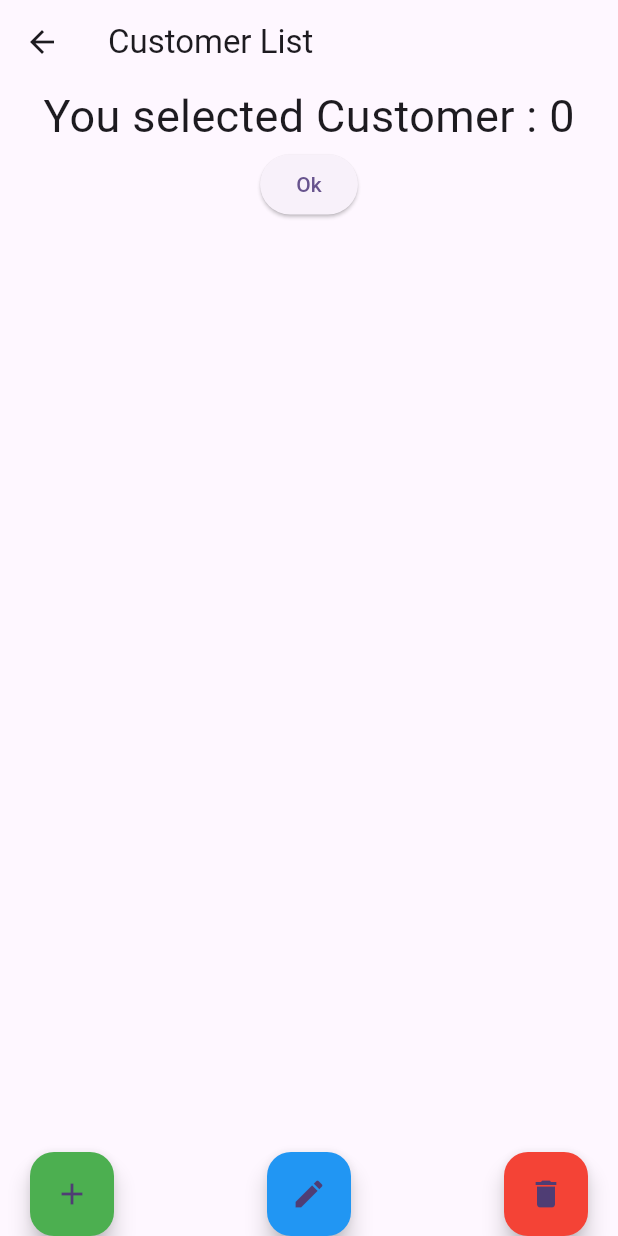
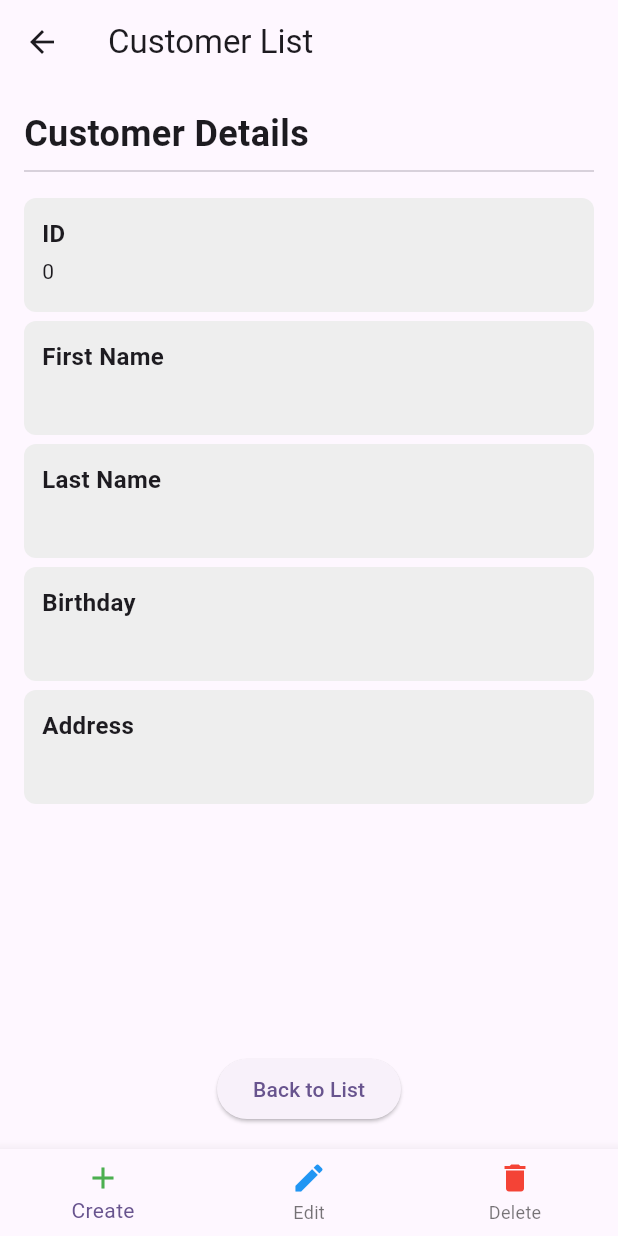
Before and after one commit to trem0403/cst2335_final_project, a Flutter app: the screen it shows after launch, after a tap on "Customer List", on a phone screen of 412 x 824 dp. Run offline on Flutter 3.47's test engine with Material 3 defaults, Android fonts, the phone set to English and light mode, and no system bars; our stand-ins replace floor, sqflite; accounts and stored records are empty; generated files the repository leaves out were written again.

Commit message:
Created addCustomerPage & edited customerListPage layout

```diff
--- a/lib/pages/customer_list.dart
+++ b/lib/pages/customer_list.dart
@@ -2,6 +2,7 @@ import 'package:flutter/material.dart';
 import 'package:final_project/database/database.dart';
 import 'package:final_project/dao/customer_dao.dart';
 import 'package:final_project/entity/customer.dart';
+import 'package:final_project/pages/addCustomer.dart';
 
 class CustomerListPage extends StatefulWidget {
   final AppDatabase database;
@@ -16,6 +17,7 @@ class CustomerListPageState extends State<CustomerListPage> {
   late CustomerDao dao;
   Customer? selectedCustomer;
   List<Customer> customers = [];
+  int currentIndex = 0; // Index for bottom navigation
 
   @override
   void initState() {
@@ -31,10 +33,39 @@ class CustomerListPageState extends State<CustomerListPage> {
     });
   }
 
+  void handleNavigation(int index) {
+    setState(() {
+      currentIndex = index;
+    });
+
+    switch (index) {
+      case 0: // Insert
+        insertCustomer();
+        break;
+      case 1: // Update
+        updateCustomer();
+        break;
+      case 2: // Delete
+        showDeleteDialog();
+        break;
+    }
+  }
+
   void insertCustomer() async {
-    // Example logic to add a customer
+    final result = await Navigator.push(
+      context,
+      MaterialPageRoute(
+        builder: (context) => AddCustomerPage(
+          database: widget.database,
+          customers: customers,
+        ),
+      ),
+    );
+
+    // Reload the customer list if a new customer was added
+    if (result == true) {
       loadCustomers();
-    ScaffoldMessenger.of(context).showSnackBar(const SnackBar(content: Text("Customer added successfully")));
+    }
   }
 
   void updateCustomer() async {
@@ -59,6 +90,29 @@ class CustomerListPageState extends State<CustomerListPage> {
     ScaffoldMessenger.of(context).showSnackBar(const SnackBar(content: Text("Customer deleted successfully")));
   }
 
+  void showDeleteDialog() {
+    showDialog(
+      context: context,
+      builder: (context) => AlertDialog(
+        title: Text("Delete Customer ${selectedCustomer?.id.toString()}" ),
+        content: const Text("Are you sure you want to delete this customer?"),
+        actions: [
+          TextButton(
+            onPressed: () => Navigator.of(context).pop(),
+            child: const Text("No"),
+          ),
+          TextButton(
+            onPressed: () {
+              deleteCustomer();
+              Navigator.of(context).pop();
+            },
+            child: const Text("Yes"),
+          ),
+        ],
+      ),
+    );
+  }
+
   @override
   Widget build(BuildContext context) {
     return Scaffold(
@@ -68,35 +122,23 @@ class CustomerListPageState extends State<CustomerListPage> {
       body: Center(
         child: reactiveLayout(),
       ),
-      floatingActionButtonLocation: FloatingActionButtonLocation.centerDocked,
-      floatingActionButton: Padding(
-        padding: const EdgeInsets.symmetric(horizontal: 20.0),
-        child: Row(
-          mainAxisAlignment: MainAxisAlignment.spaceBetween,
-          children: [
-            FloatingActionButton(
-              heroTag: "btnInsert",
-              onPressed: insertCustomer,
-              backgroundColor: Colors.green,
-              child: const Icon(Icons.add),
-              tooltip: "Insert Customer",
+      bottomNavigationBar: BottomNavigationBar(
+        currentIndex: currentIndex,
+        onTap: handleNavigation,
+        items: const [
+          BottomNavigationBarItem(
+            icon: Icon(Icons.add, color: Colors.green),
+            label: 'Create',
           ),
-            FloatingActionButton(
-              heroTag: "btnUpdate",
-              onPressed: updateCustomer,
-              backgroundColor: Colors.blue,
-              child: const Icon(Icons.edit),
-              tooltip: "Update Customer",
+          BottomNavigationBarItem(
+            icon: Icon(Icons.edit, color: Colors.blue),
+            label: 'Edit',
           ),
-            FloatingActionButton(
-              heroTag: "btnDelete",
-              onPressed: deleteCustomer,
-              backgroundColor: Colors.red,
-              child: const Icon(Icons.delete),
-              tooltip: "Delete Customer",
+          BottomNavigationBarItem(
+            icon: Icon(Icons.delete, color: Colors.red),
+            label: 'Delete',
           ),
         ],
-        ),
       ),
     );
   }
@@ -126,24 +168,99 @@ class CustomerListPageState extends State<CustomerListPage> {
   }
 
   Widget detailsPage() {
-    TextStyle st = const TextStyle(fontSize: 30.0);
+    if (selectedCustomer == null) {
+      return const Center(
+        child: Text(
+          "Please select a Customer from the list",
+          style: TextStyle(fontSize: 24.0, fontWeight: FontWeight.bold),
+          textAlign: TextAlign.center,
+        ),
+      );
+    }
 
+    var size = MediaQuery.of(context).size;
+    var height = size.height;
+    var width = size.width;
+    bool isLandscape = false;
+
+    if ((width > height) && (width > 720)) {
+      isLandscape = true;
+    }
+
+    return Padding(
+      padding: const EdgeInsets.all(16.0),
+      child: LayoutBuilder(
+        builder: (context, constraints) {
           return Column(
+            crossAxisAlignment: CrossAxisAlignment.start,
             children: [
-        if (selectedCustomer == null)
-          Text("Please select a Customer from the list", style: st)
-        else
-          Text("You selected Customer : ${selectedCustomer!.id}", style: st),
-        ElevatedButton(
-          child: const Text("Ok"),
+              const Text(
+                "Customer Details",
+                style: TextStyle(fontSize: 24.0, fontWeight: FontWeight.bold),
+              ),
+              const Divider(thickness: 1),
+              const SizedBox(height: 10),
+              Expanded(
+                child: GridView.count(
+                  crossAxisCount: isLandscape ? 2 : 1, // 2 columns in landscape, 1 in portrait
+                  crossAxisSpacing: 16.0,
+                  mainAxisSpacing: 6.0,
+                  childAspectRatio: isLandscape ? 3.5 : 5, // Adjusted for better fit in landscape
+                  children: [
+                    buildDetailCard("ID", selectedCustomer!.id.toString()),
+                    buildDetailCard("First Name", selectedCustomer!.firstName),
+                    buildDetailCard("Last Name", selectedCustomer!.lastName),
+                    buildDetailCard("Birthday", selectedCustomer!.birthday),
+                    buildDetailCard("Address", selectedCustomer!.address),
+                  ],
+                ),
+              ),
+              const SizedBox(height: 20),
+              Align(
+
+                alignment: Alignment.center,
+                child: ElevatedButton(
                   onPressed: () {
-            // Update GUI
                     setState(() {
                       selectedCustomer = null; // Clear the selection
                     });
                   },
+                  child:
+                  const Text("Back to List"),
+                ),
               ),
             ],
+
+          );
+        },
+      ),
+    );
+  }
+
+  Widget buildDetailCard(String title, String value) {
+    return Container(
+      padding: const EdgeInsets.all(12.0), // Reduced padding for a compact layout
+      decoration: BoxDecoration(
+        color: Colors.grey[200],
+        borderRadius: BorderRadius.circular(8.0),
+      ),
+      child: Column(
+        crossAxisAlignment: CrossAxisAlignment.start,
+        children: [
+          Text(
+            title,
+            style: const TextStyle(
+              fontWeight: FontWeight.bold,
+              fontSize: 16.0,
+            ),
+          ),
+          const SizedBox(height: 4.0),
+          Text(
+            value,
+            style: const TextStyle(fontSize: 14.0),
+          ),
+        ],
+      ),
     );
   }
 
```
Also changed, not shown: lib/pages/addCustomer.dart (added, +174 -0 lines). Lines whose indentation alone changed are shown as unchanged.
